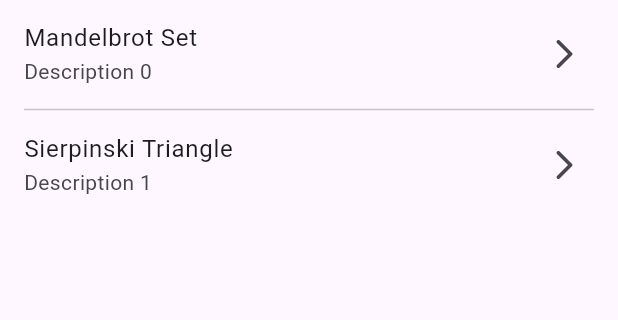
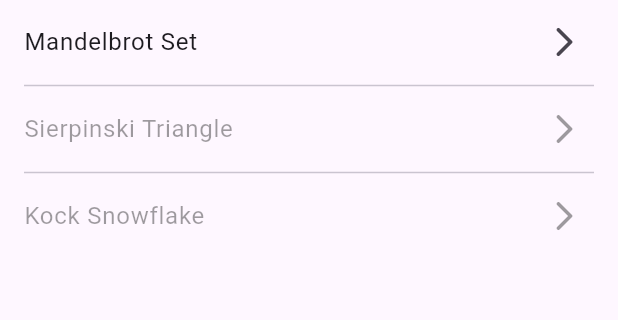
Before and after one commit to franciscovidalsantos/fractalize, a Flutter app: the screen it shows after launch, on a phone screen of 412 x 824 dp, the part 84-404 px from its top. Run offline on Flutter 3.47's test engine with Material 3 defaults, Android fonts, the phone set to English and light mode, and no system bars.

Commit message:
improved fractals list logic
- added an object to our fractal_type enum in order to pass other parameters besides the label. we're now sending isEnabled flag to disable certain list items.
- added a new fractal type, kockSnowflake, to our fractal_type enum.
- we're now using ListView.separated instead of ListView.builder in our fractals_list widget, this way we can manage our divider inside separatorBuilder property reducing some code since we don't need to apply the "remove last item" logic due to separatorBuilder only placing a dividder between visible items.
- added the new property, isEnabled, to our fractals_list_item widget.

```diff
--- a/lib/enums/fractal_type.dart
+++ b/lib/enums/fractal_type.dart
@@ -1,12 +1,21 @@
-enum FractalType { mandelbrotSet, sierpinskiTriangle }
+enum FractalType { mandelbrotSet, sierpinskiTriangle, kockSnowflake }
+
+class FractalTypeInfo {
+  final String label;
+  final bool isEnabled;
+
+  const FractalTypeInfo(this.label, this.isEnabled);
+}
 
 extension FractalTypeExtension on FractalType {
-  String get label {
+  FractalTypeInfo get info {
     switch (this) {
       case FractalType.mandelbrotSet:
-        return "Mandelbrot Set";
+        return FractalTypeInfo("Mandelbrot Set", true);
       case FractalType.sierpinskiTriangle:
-        return "Sierpinski Triangle";
+        return FractalTypeInfo("Sierpinski Triangle", false);
+      case FractalType.kockSnowflake:
+        return FractalTypeInfo("Kock Snowflake", false);
     }
   }
 }
--- a/lib/widgets/fractals_list.dart
+++ b/lib/widgets/fractals_list.dart
@@ -2,25 +2,24 @@ import 'package:flutter/material.dart';
 import 'package:fractalize/enums/fractal_type.dart';
 import 'package:fractalize/widgets/fractals_list_item.dart';
 
-List<FractalType> fractalTypes = FractalType.values;
-
 class FractalsList extends StatelessWidget {
   const FractalsList({super.key});
+  static final List<FractalType> fractalTypes = FractalType.values;
 
   @override
   Widget build(BuildContext context) {
-    return ListView.builder(
+    return ListView.separated(
       itemCount: fractalTypes.length,
       itemBuilder: (context, index) {
-        String label = fractalTypes[index].label;
-        return Column(
-          children: [
-            FractalsListItem(index: index, label: label),
-            // Add a divider between items except for the last one
-            if (index != fractalTypes.length - 1)
-              Divider(height: 2, indent: 16, endIndent: 16),
-          ],
+        final FractalTypeInfo itemInfo = fractalTypes[index].info;
+        return FractalsListItem(
+          index: index,
+          label: itemInfo.label,
+          isEnabled: itemInfo.isEnabled,
         );
+      },
+      separatorBuilder: (context, index) {
+        return const Divider(height: 2, indent: 16, endIndent: 16);
       },
     );
   }
--- a/lib/widgets/fractals_list_item.dart
+++ b/lib/widgets/fractals_list_item.dart
@@ -1,7 +1,13 @@
 import 'package:flutter/material.dart';
 
 class FractalsListItem extends StatelessWidget {
-  const FractalsListItem({super.key, required this.index, required this.label});
+  const FractalsListItem({
+    super.key,
+    required this.index,
+    required this.label,
+    required this.isEnabled,
+  });
+  final bool isEnabled;
   final String label;
   final int index;
 
@@ -11,8 +17,9 @@ class FractalsListItem extends StatelessWidget {
       children: [
         ListTile(
           title: Text(label),
-          subtitle: Text("Description $index"),
+          // subtitle: Text("Description $index"),
           trailing: Icon(Icons.arrow_forward_ios_rounded),
+          enabled: isEnabled,
         ),
       ],
     );
```
